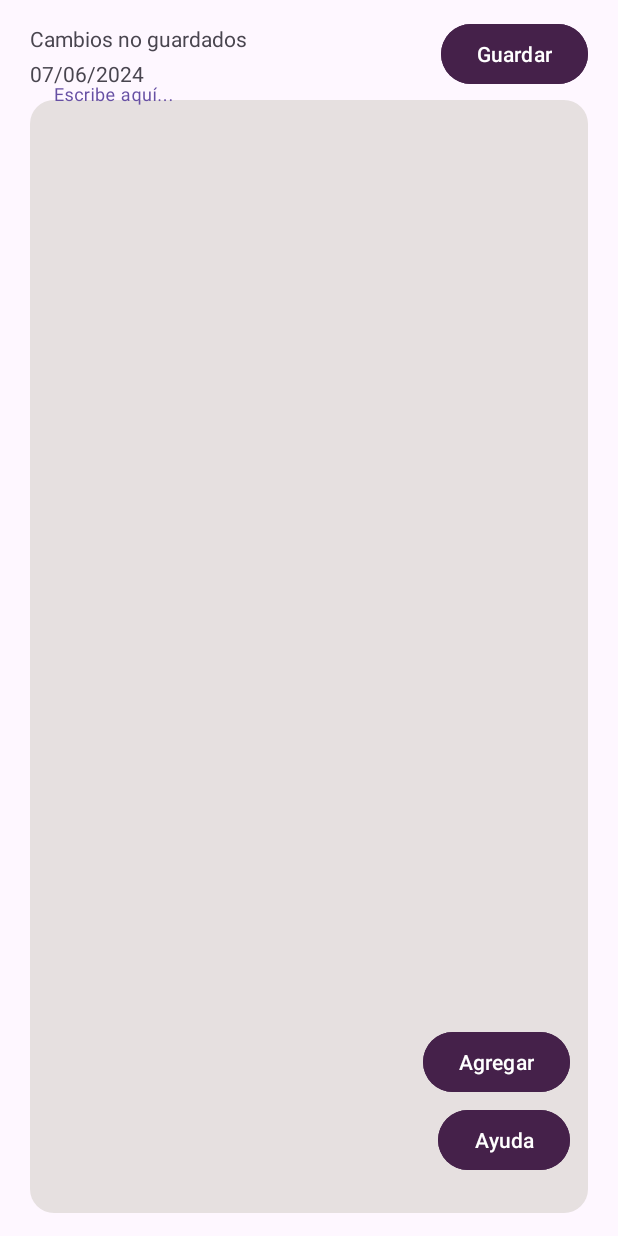
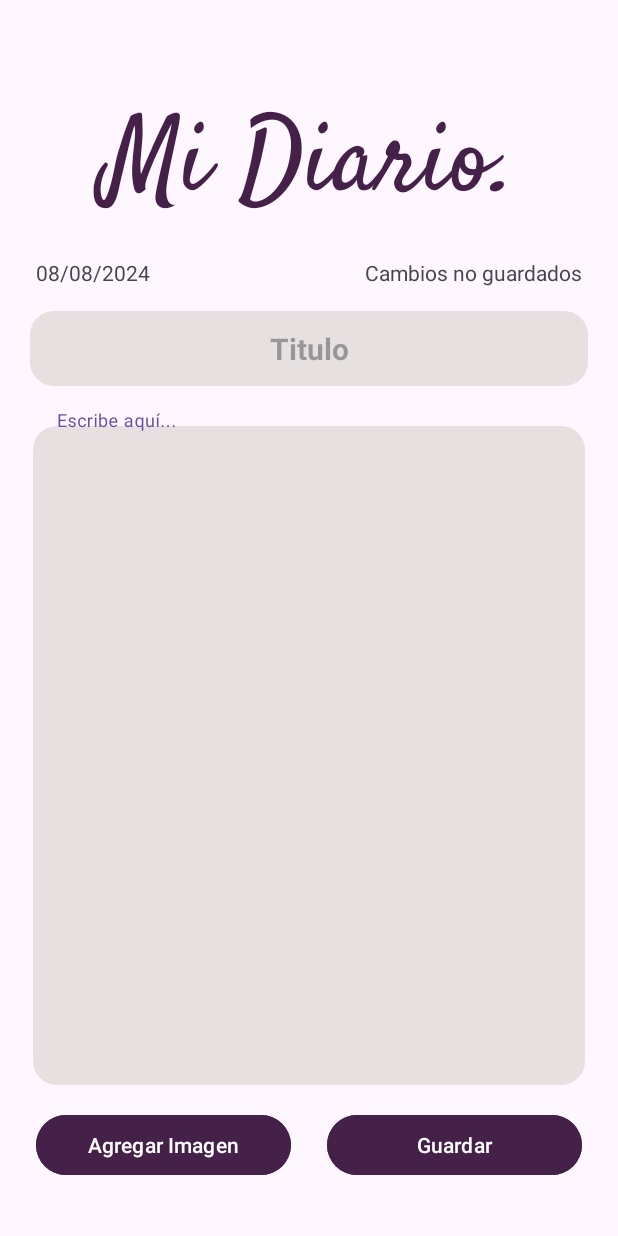
Before and after one commit to AntonHq/Diariio, an Android app: the PagNueva screen opened directly, with no data from a screen before it, on a phone screen of 412 x 824 dp. Run offline under Robolectric (Android 15) with nearby library versions, the phone set to English and light mode, and no system bars; our stand-ins replace Firebase (no records; nobody signed in at launch, a user with empty details on screens opened directly).

Commit message:
Primer avance de gurdado de notas

```diff
--- /dev/null
+++ b/app/src/main/java/com/example/diariopersonal/Nota.java
@@ -0,0 +1,52 @@
+package com.example.diariopersonal;
+
+public class Nota {
+    private String titulo;
+    private String contenido;
+    private String fecha;
+    private String userId;
+
+    // Constructor vacío
+    public Nota() {
+    }
+
+    public Nota(String titulo, String contenido, String fecha, String userId) {
+        this.titulo = titulo;
+        this.contenido = contenido;
+        this.fecha = fecha;
+        this.userId = userId;
+    }
+
+    // Getters y Setters
+    public String getTitulo() {
+        return titulo;
+    }
+
+    public void setTitulo(String titulo) {
+        this.titulo = titulo;
+    }
+
+    public String getContenido() {
+        return contenido;
+    }
+
+    public void setContenido(String contenido) {
+        this.contenido = contenido;
+    }
+
+    public String getFecha() {
+        return fecha;
+    }
+
+    public void setFecha(String fecha) {
+        this.fecha = fecha;
+    }
+
+    public String getUserId() {
+        return userId;
+    }
+
+    public void setUserId(String userId) {
+        this.userId = userId;
+    }
+}
--- a/app/src/main/java/com/example/diariopersonal/PagNueva.java
+++ b/app/src/main/java/com/example/diariopersonal/PagNueva.java
@@ -1,6 +1,10 @@
 package com.example.diariopersonal;
 
 import android.os.Bundle;
+import android.widget.Button;
+import android.widget.EditText;
+import android.widget.TextView;
+import android.widget.Toast;
 
 import androidx.activity.EdgeToEdge;
 import androidx.appcompat.app.AppCompatActivity;
@@ -8,17 +12,89 @@ import androidx.core.graphics.Insets;
 import androidx.core.view.ViewCompat;
 import androidx.core.view.WindowInsetsCompat;
 
+import com.google.android.material.textfield.TextInputEditText;
+import com.google.firebase.auth.FirebaseAuth;
+import com.google.firebase.auth.FirebaseUser;
+import com.google.firebase.firestore.DocumentReference;
+import com.google.firebase.firestore.FirebaseFirestore;
+
+import java.text.SimpleDateFormat;
+import java.util.Date;
+import java.util.Locale;
+
 public class PagNueva extends AppCompatActivity {
+
+    //instanciar bd firestore
+    FirebaseFirestore  db = FirebaseFirestore.getInstance();
+
+    //obtener el usuario actual
+    FirebaseUser user = FirebaseAuth.getInstance().getCurrentUser();
+
+    TextView fechaLbl, estadoLbl;
+    EditText tituloTxt;
+    TextInputEditText contenidoTxt;
+    Button guardarBtn, agregarImagenBtn;
 
     @Override
     protected void onCreate(Bundle savedInstanceState) {
         super.onCreate(savedInstanceState);
         EdgeToEdge.enable(this);
         setContentView(R.layout.activity_pag_nueva);
-        ViewCompat.setOnApplyWindowInsetsListener(findViewById(R.id.main), (v, insets) -> {
-            Insets systemBars = insets.getInsets(WindowInsetsCompat.Type.systemBars());
-            v.setPadding(systemBars.left, systemBars.top, systemBars.right, systemBars.bottom);
-            return insets;
-        });
+
+
+
+        //inicializar componentes
+        fechaLbl = findViewById(R.id.lblFecha);
+        estadoLbl = findViewById(R.id.lblEstado);
+        tituloTxt = findViewById(R.id.txtTItulo);
+        contenidoTxt = findViewById(R.id.txtContenido);
+        guardarBtn = findViewById(R.id.btnGuardar);
+        agregarImagenBtn = findViewById(R.id.btnAgregarImagen);
+
+        // Configurar la fecha actual
+        fechaLbl.setText(getCurrentDate());
+
+        // Configurar los listeners
+        guardarBtn.setOnClickListener(v -> saveNote());
+        agregarImagenBtn.setOnClickListener(v -> addImage());
+
+    }
+
+    // Método para obtener la fecha actual
+    private String getCurrentDate() {
+        SimpleDateFormat sdf = new SimpleDateFormat("dd/MM/yyyy", Locale.getDefault());
+        return sdf.format(new Date());
+    }
+
+    // Método para guardar la nota en la base de datos firestore
+    private void saveNote() {
+        String titulo = tituloTxt.getText().toString();
+        String contenido = contenidoTxt.getText().toString();
+        String fecha = getCurrentDate();
+        FirebaseUser user = FirebaseAuth.getInstance().getCurrentUser();
+
+        if (titulo.isEmpty() || contenido.isEmpty()) {
+            Toast.makeText(this, "El título y el contenido no pueden estar vacíos", Toast.LENGTH_SHORT).show();
+            return;
+        }
+
+        // Crear una instancia de la nota
+        Nota nota = new Nota(titulo, contenido, fecha, user != null ? user.getUid() : null);
+
+        // Obtener una referencia a la colección "notas"
+        FirebaseFirestore db = FirebaseFirestore.getInstance();
+        db.collection("notas")
+                .add(nota)
+                .addOnSuccessListener(documentReference -> {
+                    estadoLbl.setText("Cambios guardados");
+                    Toast.makeText(PagNueva.this, "Nota guardada con éxito", Toast.LENGTH_SHORT).show();
+                })
+                .addOnFailureListener(e -> {
+                    Toast.makeText(PagNueva.this, "Error al guardar la nota", Toast.LENGTH_SHORT).show();
+                });
+    }
+
+    private void addImage() {
+
     }
 }
--- a/app/src/main/java/com/example/diariopersonal/Settings.java
+++ b/app/src/main/java/com/example/diariopersonal/Settings.java
@@ -90,7 +90,6 @@ public class Settings extends AppCompatActivity {
         //llamar al metodo para cerrar sesion
         cerrarBtn.setOnClickListener(v -> mostrarDialogoConfirmacion("Cerrar sesión", "¿Estás seguro que deseas cerrar sesión?", this::cerrarSesion));
 
-
         //llamar al metodo para eliminar cuenta
         eliminarBtn.setOnClickListener(v -> mostrarDialogoConfirmacion("Eliminar cuenta", "¿Estás seguro que deseas eliminar tu cuenta?", this::eliminarCuenta));
 
--- a/app/src/main/res/layout/activity_pag_nueva.xml
+++ b/app/src/main/res/layout/activity_pag_nueva.xml
@@ -9,87 +9,106 @@
 
     <!-- Save Button -->
 
+    <TextView
+        android:id="@+id/Logo"
+        android:layout_width="match_parent"
+        android:layout_height="80dp"
+        android:layout_marginTop="60dp"
+        android:fontFamily="@font/satisfy_regular"
+        android:text="Mi Diario."
+        android:textAlignment="center"
+        android:textColor="@color/colorPrimary"
+        android:textSize="70sp"
+        app:layout_constraintEnd_toEndOf="parent"
+        app:layout_constraintStart_toStartOf="parent"
+        app:layout_constraintTop_toTopOf="parent" />
+
+
     <Button
         android:id="@+id/btnGuardar"
-        android:layout_width="wrap_content"
+        android:layout_width="170dp"
         android:layout_height="wrap_content"
-        android:layout_marginTop="12dp"
-        android:layout_marginEnd="20dp"
+        android:layout_marginEnd="24dp"
         android:backgroundTint="@color/colorPrimary"
         android:text="Guardar"
         app:layout_constraintEnd_toEndOf="parent"
-        app:layout_constraintTop_toTopOf="parent" />
+        app:layout_constraintTop_toTopOf="@+id/btnAgregarImagen" />
 
     <TextView
         android:id="@+id/lblEstado"
-        android:layout_width="212dp"
+        android:layout_width="wrap_content"
         android:layout_height="19dp"
-        android:layout_marginStart="20dp"
-        android:layout_marginTop="16dp"
+        android:layout_marginEnd="24dp"
         android:text="Cambios no guardados"
         app:layout_constraintEnd_toEndOf="parent"
-        app:layout_constraintHorizontal_bias="0.0"
-        app:layout_constraintStart_toStartOf="parent"
-        app:layout_constraintTop_toTopOf="parent" />
+        app:layout_constraintTop_toTopOf="@+id/lblFecha" />
 
     <TextView
         android:id="@+id/lblFecha"
-        android:layout_width="212dp"
+        android:layout_width="wrap_content"
         android:layout_height="19dp"
-        android:layout_marginStart="20dp"
-        android:layout_marginTop="4dp"
+        android:layout_marginStart="24dp"
+        android:layout_marginTop="32dp"
         android:text="07/06/2024"
-        app:layout_constraintEnd_toEndOf="parent"
-        app:layout_constraintHorizontal_bias="0.0"
         app:layout_constraintStart_toStartOf="parent"
-        app:layout_constraintTop_toBottomOf="@id/lblEstado" />
-
+        app:layout_constraintTop_toBottomOf="@+id/Logo" />
 
     <com.google.android.material.textfield.TextInputLayout
-        android:layout_width="match_parent"
-        android:layout_height="match_parent"
+        android:id="@+id/txtLayoutContenido"
+        android:layout_width="368dp"
+        android:layout_height="450dp"
         android:layout_marginHorizontal="20dp"
-        android:layout_marginBottom="15dp"
-        android:layout_marginTop="56dp"
+        android:layout_marginStart="20dp"
+        android:layout_marginTop="16dp"
+        android:layout_marginEnd="20dp"
+        android:layout_marginBottom="32dp"
         app:boxBackgroundMode="none"
-        app:layout_constraintBottom_toBottomOf="parent"
+        app:layout_constraintBottom_toTopOf="@+id/btnAgregarImagen"
         app:layout_constraintEnd_toEndOf="parent"
-        app:layout_constraintHorizontal_bias="0.921"
         app:layout_constraintStart_toStartOf="parent"
-        app:layout_constraintTop_toBottomOf="@+id/btnGuardar"
-        app:layout_constraintVertical_bias="0.0">
+        app:layout_constraintTop_toBottomOf="@+id/txtTItulo">
 
         <com.google.android.material.textfield.TextInputEditText
             android:id="@+id/txtContenido"
             android:layout_width="match_parent"
             android:layout_height="match_parent"
             android:background="@drawable/rounded_edittext_background"
-            android:gravity="top|start"
+            android:gravity="start|top"
             android:hint="Escribe aquí..."
-            android:scrollbars="vertical" />
+            android:scrollbars="vertical"
+            android:textColorLink="@color/colorPrimary" />
     </com.google.android.material.textfield.TextInputLayout>
 
     <Button
-        android:id="@+id/btnAyuda"
-        android:layout_width="wrap_content"
+        android:id="@+id/btnAgregarImagen"
+        android:layout_width="170dp"
         android:layout_height="wrap_content"
-        android:layout_marginEnd="32dp"
-        android:layout_marginBottom="40dp"
-        android:text="Ayuda"
+        android:layout_marginStart="24dp"
+        android:layout_marginTop="16dp"
         android:backgroundTint="@color/colorPrimary"
-        app:layout_constraintBottom_toBottomOf="parent"
-        app:layout_constraintEnd_toEndOf="parent" />
+        android:text="Agregar Imagen"
+        app:layout_constraintStart_toStartOf="parent"
+        app:layout_constraintTop_toBottomOf="@+id/txtLayoutContenido" />
 
-    <Button
-        android:id="@+id/btnMas"
-        android:layout_width="wrap_content"
-        android:layout_height="wrap_content"
-        android:layout_marginEnd="32dp"
-        android:layout_marginBottom="4dp"
-        android:backgroundTint="@color/colorPrimary"
-        android:text="Agregar"
-        app:layout_constraintBottom_toTopOf="@id/btnAyuda"
-        app:layout_constraintEnd_toEndOf="parent" />
+    <EditText
+        android:id="@+id/txtTItulo"
+        android:layout_width="match_parent"
+        android:layout_height="50dp"
+        android:layout_marginStart="20dp"
+        android:layout_marginTop="16dp"
+        android:layout_marginEnd="20dp"
+        android:background="@drawable/rounded_edittext_background"
+        android:elegantTextHeight="false"
+        android:gravity="center"
+        android:hint="Titulo"
+        android:maxLength="30"
+        android:singleLine="true"
+        android:textAlignment="center"
+        android:textSize="20sp"
+        android:textStyle="bold"
+        app:layout_constraintEnd_toEndOf="parent"
+        app:layout_constraintStart_toStartOf="parent"
+        app:layout_constraintTop_toBottomOf="@+id/lblFecha" />
 
 
 </androidx.constraintlayout.widget.ConstraintLayout>
```
